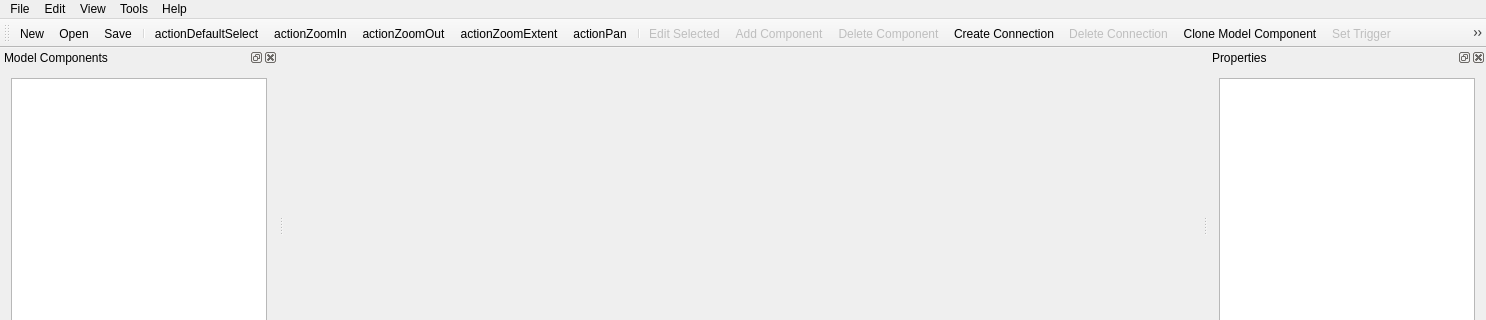
Qt form forms/hydrocouplecomposer.ui (HydroCouple/HydroCoupleComposer) before a commit; both pictures show x 0 to 1486 and y 0 to 320 of the 1486 by 663 pixel window.
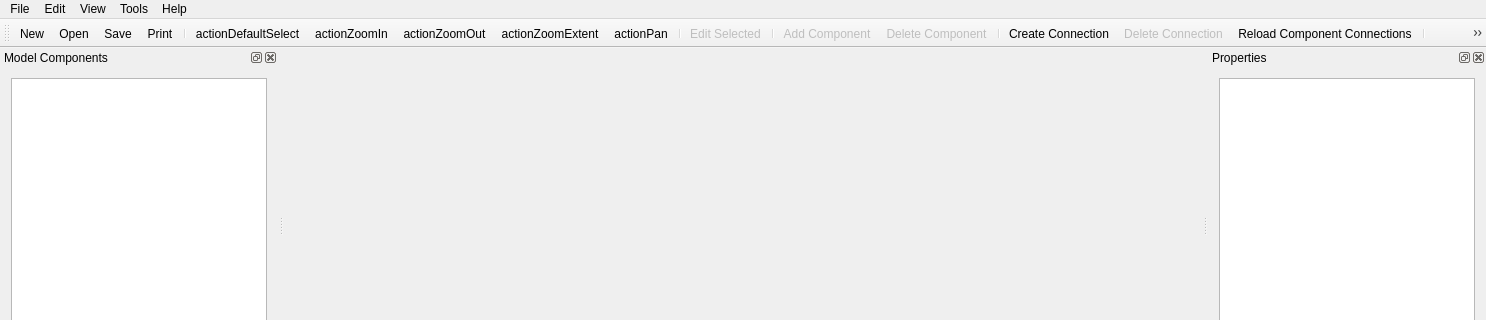
The same form after that commit. Icons and pictures are not drawn. Custom widgets are drawn as their Qt base class.

Commit message: remaining - adapted outputs and validating connections

```diff
--- a/forms/hydrocouplecomposer.ui
+++ b/forms/hydrocouplecomposer.ui
@@ -122,6 +122,7 @@
    <addaction name="actionNew"/>
    <addaction name="actionOpen"/>
    <addaction name="actionSave"/>
+   <addaction name="actionPrint"/>
    <addaction name="separator"/>
    <addaction name="actionDefaultSelect"/>
    <addaction name="actionZoomIn"/>
@@ -130,11 +131,14 @@
    <addaction name="actionPan"/>
    <addaction name="separator"/>
    <addaction name="actionEditSelected"/>
+   <addaction name="separator"/>
    <addaction name="actionAddComponent"/>
    <addaction name="actionDeleteComponent"/>
+   <addaction name="separator"/>
    <addaction name="actionCreateConnection"/>
    <addaction name="actionDeleteConnection"/>
-   <addaction name="actionCloneModelComponent"/>
+   <addaction name="actionReloadComponentConnections"/>
+   <addaction name="separator"/>
    <addaction name="actionSetTrigger"/>
    <addaction name="actionExecute"/>
    <addaction name="separator"/>
@@ -948,6 +952,18 @@
     <string>Export Selected Component</string>
    </property>
   </action>
+  <action name="actionReloadComponentConnections">
+   <property name="icon">
+    <iconset resource="../resources/hydrocouplecomposer.qrc">
+     <normaloff>:/HydroCoupleComposer/reloadconnections</normaloff>:/HydroCoupleComposer/reloadconnections</iconset>
+   </property>
+   <property name="text">
+    <string>Reload Component Connections</string>
+   </property>
+   <property name="toolTip">
+    <string>Reload Component Connections</string>
+   </property>
+  </action>
  </widget>
  <layoutdefault spacing="6" margin="11"/>
  <customwidgets>
```
Left out of the diff: 9 changed lines with no effect on the pictures. The commit also changes 40 other files.
